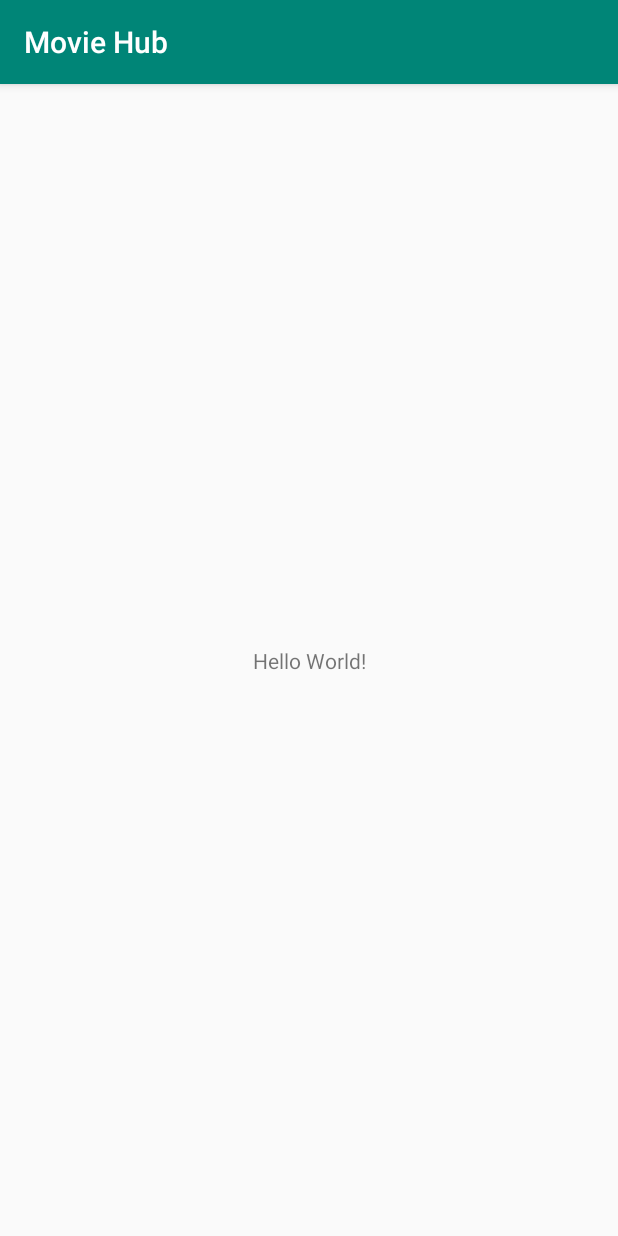
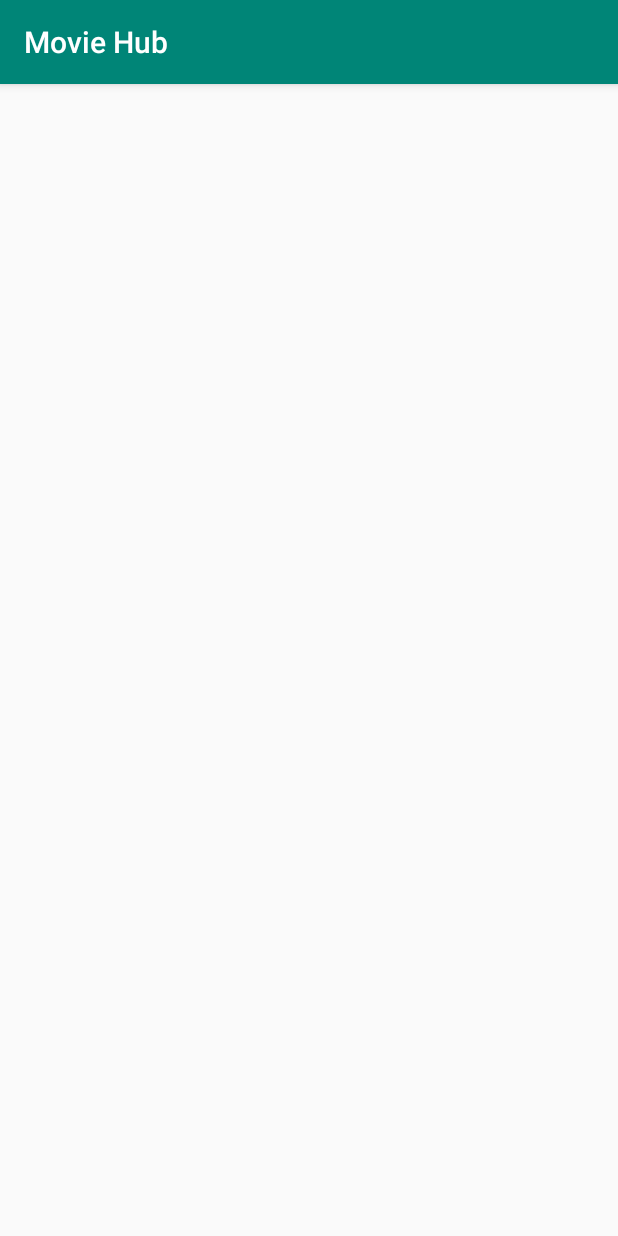
Before and after one commit to yaostyle/Movie-Hub, an Android app: the screen it shows after launch (MainActivity), on a phone screen of 412 x 824 dp. Run offline under Robolectric (Android 15) with nearby library versions, the phone set to English and light mode, and no system bars.

```diff
--- a/app/src/main/java/com/example/chrishsu/moviehub/MainActivity.java
+++ b/app/src/main/java/com/example/chrishsu/moviehub/MainActivity.java
@@ -1,6 +1,7 @@
 package com.example.chrishsu.moviehub;
 
 import android.support.v7.app.AppCompatActivity;
+import android.support.v4.app.LoaderManager;
 import android.os.Bundle;
 import android.util.Log;
 
--- a/app/src/main/res/layout/activity_main.xml
+++ b/app/src/main/res/layout/activity_main.xml
@@ -6,13 +6,5 @@
     android:layout_height="match_parent"
     tools:context=".MainActivity">
 
-    <TextView
-        android:layout_width="wrap_content"
-        android:layout_height="wrap_content"
-        android:text="Hello World!"
-        app:layout_constraintBottom_toBottomOf="parent"
-        app:layout_constraintLeft_toLeftOf="parent"
-        app:layout_constraintRight_toRightOf="parent"
-        app:layout_constraintTop_toTopOf="parent" />
 
 </android.support.constraint.ConstraintLayout>
```
Also changed, not shown: app/src/main/java/com/example/chrishsu/moviehub/Movie.java (added, +38 -0 lines).
